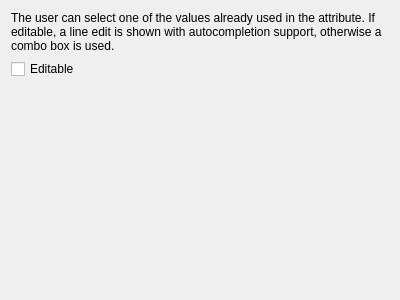
qgis/QGIS, file src/ui/editorwidgets/qgsuniquevaluesconfigdlgbase.ui: the form before one commit.
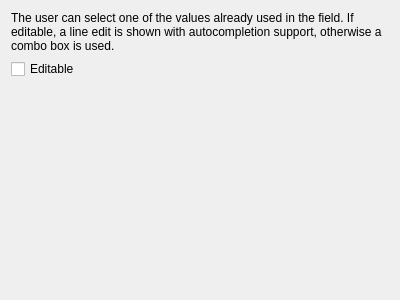
The form after the commit.

The edit to the form file:
```diff
--- a/src/ui/editorwidgets/qgsuniquevaluesconfigdlgbase.ui
+++ b/src/ui/editorwidgets/qgsuniquevaluesconfigdlgbase.ui
@@ -20,7 +20,7 @@
    <item row="0" column="0" colspan="2">
     <widget class="QLabel" name="label">
      <property name="text">
-      <string>The user can select one of the values already used in the attribute. If editable, a line edit is shown with autocompletion support, otherwise a combo box is used.</string>
+      <string>The user can select one of the values already used in the field. If editable, a line edit is shown with autocompletion support, otherwise a combo box is used.</string>
      </property>
      <property name="wordWrap">
       <bool>true</bool>
```
